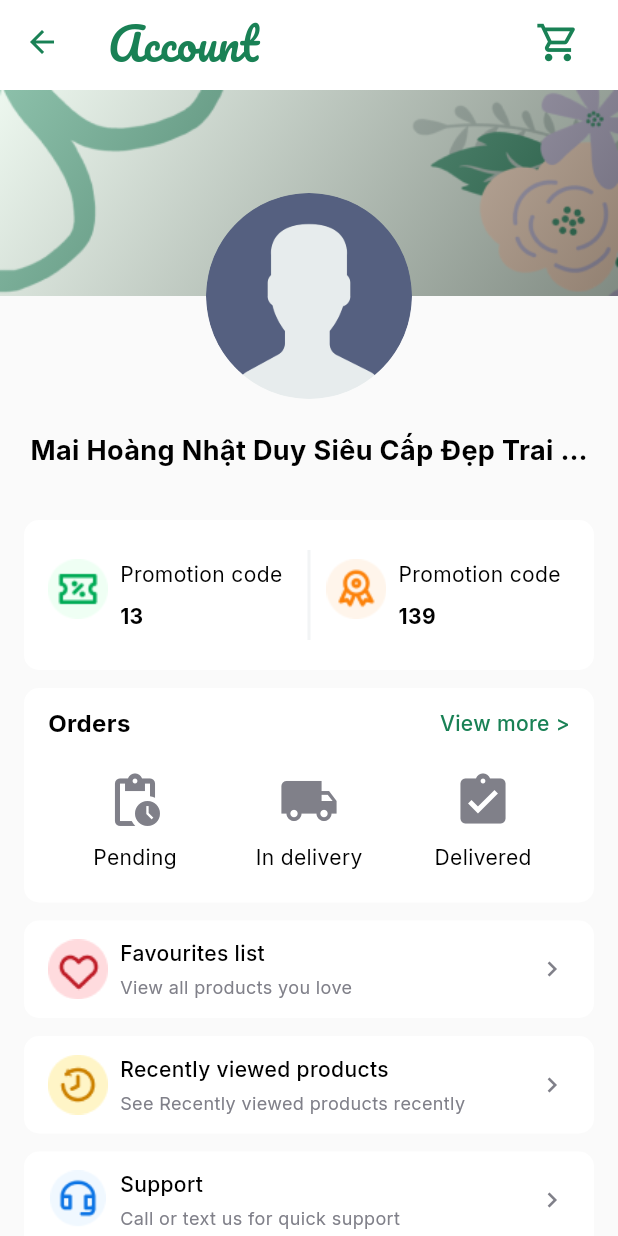
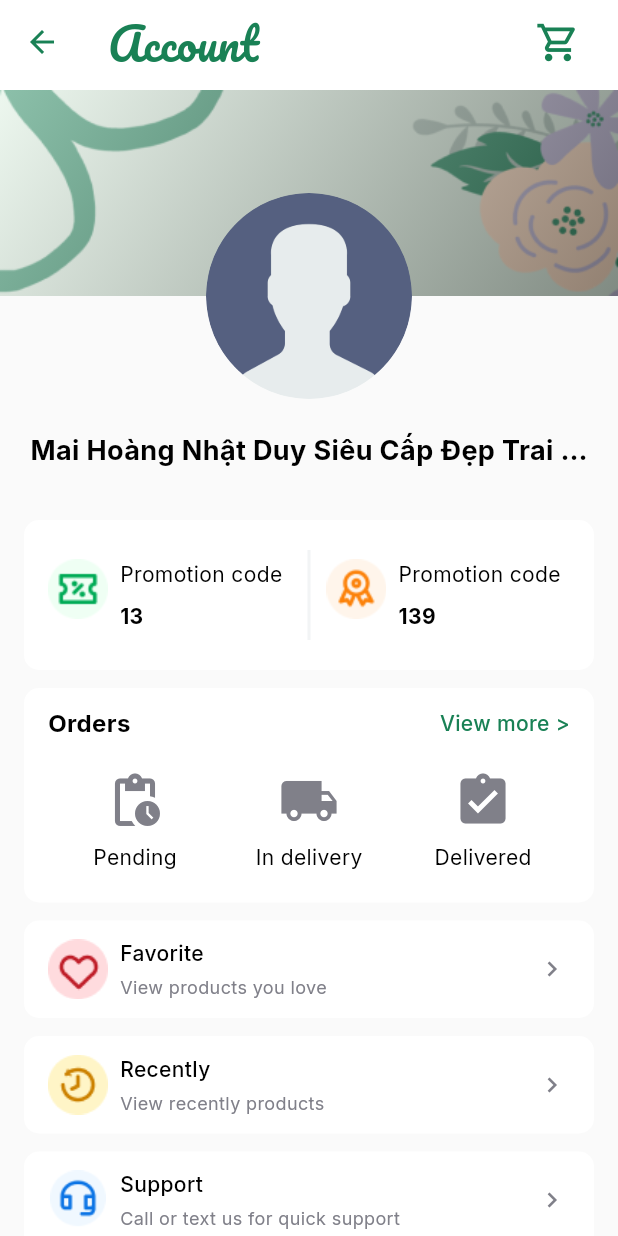
Before and after one commit to MinhNhatQA15101910/se346.flower_shop_management, a Flutter app: the AccountScreen screen opened directly, on a phone screen of 412 x 824 dp. Run offline on Flutter 3.47's test engine with Material 3 defaults, Android fonts, the phone set to English and light mode, and no system bars; our stand-ins replace carousel_slider, flutter_rating_bar, flutter_slidable, flutter_svg, google_fonts, smooth_page_indicator.

Commit message:
Update widgets acount

```diff
--- a/frontend/lib/common/widgets/bottom_bar.dart
+++ b/frontend/lib/common/widgets/bottom_bar.dart
@@ -1,5 +1,3 @@
-// ignore_for_file: deprecated_member_use
-
 import 'package:flutter/material.dart';
 import 'package:flutter_svg/flutter_svg.dart';
 import 'package:frontend/constants/global_variables.dart';
--- a/frontend/lib/features/customer/account/screens/account_screen.dart
+++ b/frontend/lib/features/customer/account/screens/account_screen.dart
@@ -1,7 +1,8 @@
 import 'package:flutter/material.dart';
+import 'package:flutter/widgets.dart';
 import 'package:frontend/constants/global_variables.dart';
-import 'package:frontend/features/customer/cart/widgets/product_cart_item.dart';
 import 'package:google_fonts/google_fonts.dart';
+import 'package:frontend/features/customer/account/widgets/item_tag.dart';
 
 class AccountScreen extends StatelessWidget {
   const AccountScreen({super.key});
@@ -126,9 +127,8 @@ class AccountScreen extends StatelessWidget {
                         children: [
                           Image.asset(
                             'assets/images/img_promotion_code.png',
-                            fit: BoxFit.cover,
+                            width: 40,
                             height: 40,
-                            width: 40,
                           ),
                           SizedBox(width: 8),
                           Flexible(
@@ -299,137 +299,46 @@ class AccountScreen extends StatelessWidget {
               ),
             ),
             _customContainer(
-              child: Row(
-                children: [
-                  Image.asset(
-                    'assets/images/img_favourite.png',
-                    width: 40,
-                    height: 40,
-                  ),
-                  SizedBox(width: 8),
-                  Expanded(
-                    child: Column(
-                      crossAxisAlignment: CrossAxisAlignment.start,
-                      mainAxisAlignment: MainAxisAlignment.start,
-                      children: [
-                        _semiBoldSizeText('Favourites list'),
-                        SizedBox(height: 4),
-                        _detailText('View all products you love'),
-                      ],
-                    ),
-                  ),
-                  SizedBox(
-                    width: 24,
-                    height: 40,
-                    child: Align(
-                      alignment: Alignment.center,
-                      child: Icon(
-                        Icons.navigate_next,
-                        size: 20,
-                        color: GlobalVariables.darkGrey,
-                      ),
-                    ),
-                  ),
-                ],
+              child: ItemTag(
+                title: 'Favorite',
+                description: 'View products you love',
+                imgPath: 'assets/images/img_favourite.png',
+                onTap: () {},
+                isVisibleArrow: true,
               ),
             ),
             _customContainer(
-              child: Row(
-                children: [
-                  Image.asset(
-                    'assets/images/img_recent.png',
-                    width: 40,
-                    height: 40,
-                  ),
-                  SizedBox(width: 8),
-                  Expanded(
-                    child: Column(
-                      crossAxisAlignment: CrossAxisAlignment.start,
-                      mainAxisAlignment: MainAxisAlignment.start,
-                      children: [
-                        _semiBoldSizeText('Recently viewed products'),
-                        SizedBox(height: 4),
-                        _detailText('See Recently viewed products recently'),
-                      ],
-                    ),
-                  ),
-                  SizedBox(
-                    width: 24,
-                    height: 40,
-                    child: Align(
-                      alignment: Alignment.center,
-                      child: Icon(
-                        Icons.navigate_next,
-                        size: 20,
-                        color: GlobalVariables.darkGrey,
-                      ),
-                    ),
-                  ),
-                ],
+              child: ItemTag(
+                title: 'Recently',
+                description: 'View recently products',
+                imgPath: 'assets/images/img_recent.png',
+                onTap: () {},
+                isVisibleArrow: true,
               ),
             ),
             _customContainer(
-              child: Row(
-                children: [
-                  Image.asset(
-                    'assets/images/img_support.png',
-                    width: 40,
-                    height: 40,
-                  ),
-                  SizedBox(width: 8),
-                  Expanded(
-                    child: Column(
-                      crossAxisAlignment: CrossAxisAlignment.start,
-                      mainAxisAlignment: MainAxisAlignment.start,
-                      children: [
-                        _semiBoldSizeText('Support'),
-                        SizedBox(height: 4),
-                        _detailText('Call or text us for quick support'),
-                      ],
-                    ),
-                  ),
-                  SizedBox(
-                    width: 24,
-                    height: 40,
-                    child: Align(
-                      alignment: Alignment.center,
-                      child: Icon(
-                        Icons.navigate_next,
-                        size: 20,
-                        color: GlobalVariables.darkGrey,
-                      ),
-                    ),
-                  ),
-                ],
+              child: ItemTag(
+                title: 'Support',
+                description: 'Call or text us for quick support',
+                imgPath: 'assets/images/img_support.png',
+                onTap: () {},
+                isVisibleArrow: true,
               ),
             ),
             _customContainer(
-              child: Row(
-                children: [
-                  SizedBox(
-                    width: 40,
-                    height: 40,
-                    child: Center(
-                      child: Icon(
-                        Icons.logout,
-                        size: 24,
-                        color: Colors.black,
-                      ),
-                    ),
-                  ),
-                  SizedBox(width: 8),
-                  Expanded(
-                    child: Column(
-                      crossAxisAlignment: CrossAxisAlignment.start,
-                      mainAxisAlignment: MainAxisAlignment.start,
-                      children: [
-                        _semiBoldSizeText('Logout'),
-                        SizedBox(height: 4),
-                        _detailText('Log out of your account'),
-                      ],
-                    ),
-                  ),
-                ],
+              child: ItemTag(
+                title: 'Change password',
+                description: 'Change your account password',
+                onTap: () {},
+                iconData: Icons.password,
+              ),
+            ),
+            _customContainer(
+              child: ItemTag(
+                title: 'Log out',
+                description: 'Log out of your account',
+                onTap: () {},
+                iconData: Icons.logout,
               ),
             ),
             Container(
--- /dev/null
+++ b/frontend/lib/features/customer/account/widgets/item_tag.dart
@@ -0,0 +1,102 @@
+import 'package:flutter/foundation.dart';
+import 'package:flutter/material.dart';
+import 'package:frontend/constants/global_variables.dart';
+import 'package:google_fonts/google_fonts.dart';
+
+class ItemTag extends StatelessWidget {
+  final String title;
+  final String description;
+  final String? imgPath;
+  final IconData? iconData;
+  final bool isVisibleArrow;
+  final VoidCallback onTap;
+
+  const ItemTag({
+    super.key,
+    required this.title,
+    required this.description,
+    required this.onTap,
+    this.isVisibleArrow = false,
+    this.imgPath,
+    this.iconData,
+  });
+
+  @override
+  Widget build(BuildContext context) {
+    return Row(
+      children: [
+        if (imgPath != null)
+          Image.asset(
+            imgPath!,
+            width: 40,
+            height: 40,
+          ),
+        if (iconData != null)
+          SizedBox(
+            width: 40,
+            height: 40,
+            child: Center(
+              child: Icon(
+                iconData,
+                size: 24,
+                color: Colors.black,
+              ),
+            ),
+          ),
+        SizedBox(width: 8),
+        Expanded(
+          child: Column(
+            crossAxisAlignment: CrossAxisAlignment.start,
+            mainAxisAlignment: MainAxisAlignment.start,
+            children: [
+              _semiBoldSizeText(title),
+              SizedBox(height: 4),
+              _detailText(description),
+            ],
+          ),
+        ),
+        if (isVisibleArrow)
+          SizedBox(
+            width: 24,
+            height: 40,
+            child: Align(
+              alignment: Alignment.center,
+              child: Icon(
+                Icons.navigate_next,
+                size: 20,
+                color: GlobalVariables.darkGrey,
+              ),
+            ),
+          ),
+      ],
+    );
+  }
+
+  Widget _semiBoldSizeText(String text) {
+    return Text(
+      text,
+      textAlign: TextAlign.start,
+      maxLines: 2,
+      overflow: TextOverflow.ellipsis,
+      style: GoogleFonts.inter(
+        color: Colors.black,
+        fontSize: 14,
+        fontWeight: FontWeight.w500,
+      ),
+    );
+  }
+
+  Widget _detailText(String text) {
+    return Text(
+      text,
+      textAlign: TextAlign.start,
+      maxLines: 2,
+      overflow: TextOverflow.ellipsis,
+      style: GoogleFonts.inter(
+        color: GlobalVariables.darkGrey,
+        fontSize: 12,
+        fontWeight: FontWeight.w400,
+      ),
+    );
+  }
+}
--- a/frontend/lib/features/customer/cart/widgets/product_cart_item.dart
+++ b/frontend/lib/features/customer/cart/widgets/product_cart_item.dart
@@ -58,7 +58,7 @@ class ProductCartItem extends StatelessWidget {
           padding: EdgeInsets.only(top: 12.0, left: 16.0, right: 16.0),
           decoration: BoxDecoration(
             color: Colors.white,
-            borderRadius: BorderRadius.circular(10), // Bo tròn container cha
+            borderRadius: BorderRadius.circular(10),
           ),
           child: Column(
             mainAxisSize: MainAxisSize.min,
--- a/frontend/lib/main.dart
+++ b/frontend/lib/main.dart
@@ -32,7 +32,7 @@ class MyApp extends StatelessWidget {
         ),
       ),
       onGenerateRoute: (routeSettings) => generateRoute(routeSettings),
-      home: CartScreen(),
+      home: BottomBar(),
     );
   }
 }
```
